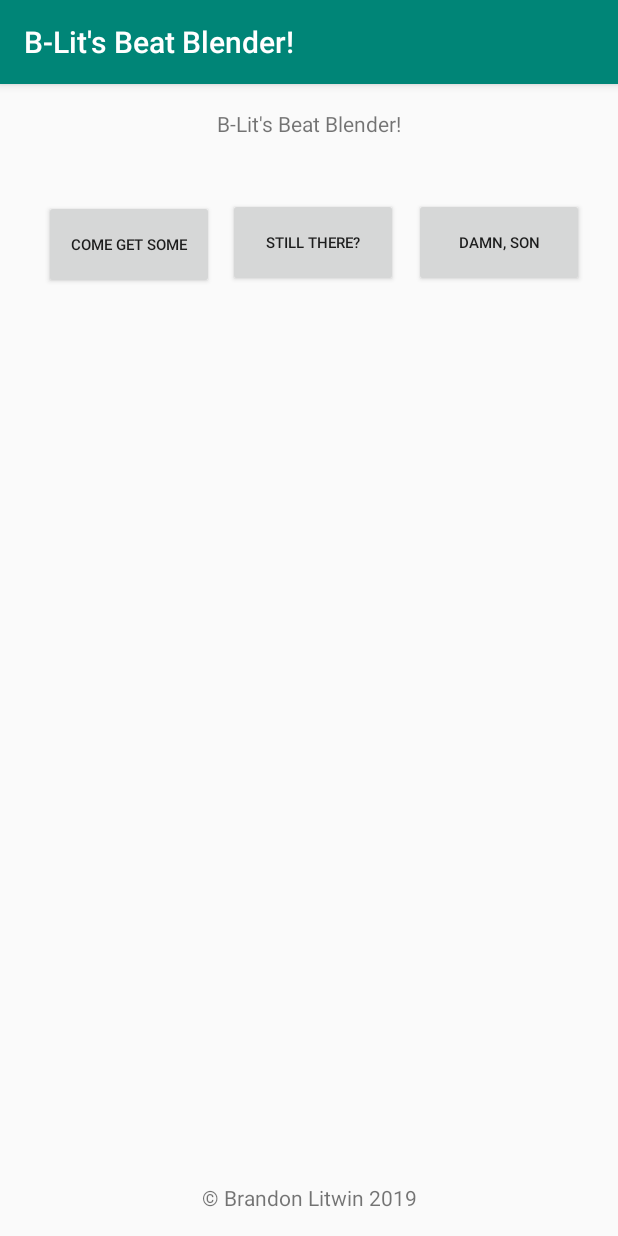
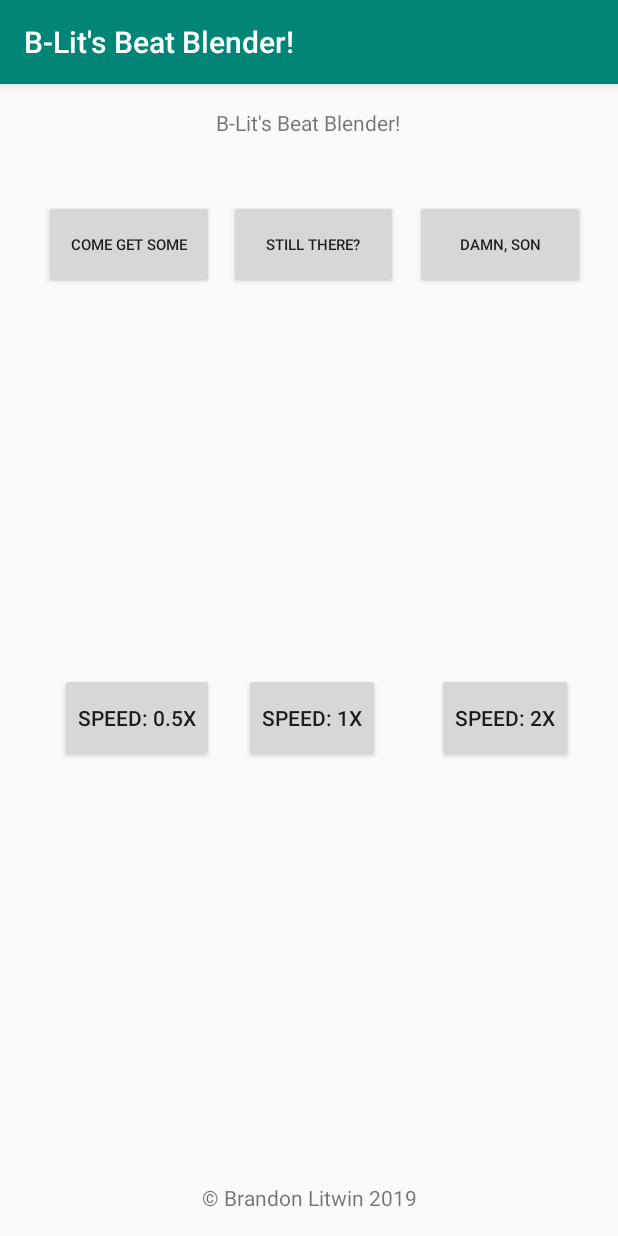
Before and after one commit to MaristGormanly/litwin-android-development, an Android app: the screen it shows after launch (MainActivity), on a phone screen of 412 x 824 dp. Run offline under Robolectric (Android 15) with nearby library versions, the phone set to English and light mode, and no system bars.

Commit message:
Change speed

```diff
--- a/Project2/app/src/main/java/blitwin/mscs722/project2/MainActivity.java
+++ b/Project2/app/src/main/java/blitwin/mscs722/project2/MainActivity.java
@@ -18,6 +18,7 @@ public class MainActivity extends AppCompatActivity {
 //    Button cgs;
 //    Button st;
     int maxStreams = 3;
+    float soundRate = 1;
 
     @Override
     protected void onCreate(Bundle savedInstanceState) {
@@ -49,15 +50,27 @@ public class MainActivity extends AppCompatActivity {
         // Play different sound depending on which button is pressed
         switch (view.getId()) {
             case R.id.come_get_some:
-                soundPool.play(cgs, 1, 1, 0, 0, 1);
+                soundPool.play(cgs, 1, 1, 0, 0, soundRate);
                 break;
             case R.id.damn_son:
-                soundPool.play(ds, 1, 1, 0, 0, 1);
+                soundPool.play(ds, 1, 1, 0, 0, soundRate);
                 break;
             case R.id.still_there:
-                soundPool.play(st, 1, 1, 0, 0, 1);
+                soundPool.play(st, 1, 1, 0, 0, soundRate);
                 break;
         }
+    }
+
+    public void speed2X(View view) {
+        soundRate = 2;
+    }
+
+    public void speed1X(View view) {
+        soundRate = 1;
+    }
+
+    public void speed05X(View view) {
+        soundRate = (float) 0.5;
     }
 
     @Override
--- a/Project2/app/src/main/res/layout/activity_main.xml
+++ b/Project2/app/src/main/res/layout/activity_main.xml
@@ -9,39 +9,39 @@
 
     <Button
         android:id="@+id/still_there"
-        android:layout_width="113sp"
+        android:layout_width="0sp"
         android:layout_height="59sp"
-        android:layout_marginStart="152dp"
-        android:layout_marginTop="76dp"
+        android:layout_marginTop="42dp"
+        android:layout_marginEnd="11dp"
+        android:onClick="playSound"
         android:text="@string/still_there"
-        android:onClick="playSound"
         android:textSize="10sp"
-        app:layout_constraintStart_toStartOf="parent"
-        app:layout_constraintTop_toTopOf="parent" />
+        app:layout_constraintEnd_toStartOf="@+id/damn_son"
+        app:layout_constraintStart_toEndOf="@+id/come_get_some"
+        app:layout_constraintTop_toBottomOf="@+id/title" />
 
     <Button
         android:id="@+id/damn_son"
-        android:layout_width="113sp"
+        android:layout_width="0sp"
         android:layout_height="59sp"
-        android:layout_marginStart="276dp"
-        android:layout_marginTop="76dp"
+        android:layout_marginEnd="22dp"
+        android:onClick="playSound"
         android:text="@string/damn_son"
-        android:onClick="playSound"
         android:textSize="10sp"
-        app:layout_constraintStart_toStartOf="parent"
-        app:layout_constraintTop_toTopOf="parent" />
+        app:layout_constraintBaseline_toBaselineOf="@+id/still_there"
+        app:layout_constraintEnd_toEndOf="parent"
+        app:layout_constraintStart_toEndOf="@+id/still_there" />
 
     <TextView
         android:id="@+id/title"
         android:layout_width="wrap_content"
         android:layout_height="wrap_content"
+        android:layout_marginStart="1dp"
+        android:layout_marginTop="16dp"
         android:gravity="center"
         android:text="@string/app_name"
-        app:layout_constraintBottom_toBottomOf="parent"
-        app:layout_constraintLeft_toLeftOf="parent"
-        app:layout_constraintRight_toRightOf="parent"
-        app:layout_constraintTop_toTopOf="parent"
-        app:layout_constraintVertical_bias="0.022" />
+        app:layout_constraintStart_toEndOf="@+id/come_get_some"
+        app:layout_constraintTop_toTopOf="parent" />
 
     <TextView
         android:id="@+id/copyright"
@@ -56,14 +56,48 @@
 
     <Button
         android:id="@+id/come_get_some"
-        android:layout_width="113sp"
+        android:layout_width="0sp"
         android:layout_height="59sp"
         android:layout_marginStart="29dp"
-        android:layout_marginTop="77dp"
+        android:layout_marginEnd="10dp"
+        android:onClick="playSound"
         android:text="@string/come_get_some"
-        android:onClick="playSound"
         android:textSize="10sp"
-        app:layout_constraintStart_toStartOf="parent"
-        app:layout_constraintTop_toTopOf="parent" />
+        app:layout_constraintBaseline_toBaselineOf="@+id/still_there"
+        app:layout_constraintEnd_toStartOf="@+id/still_there"
+        app:layout_constraintStart_toStartOf="parent" />
+
+    <Button
+        android:id="@+id/speed2x"
+        android:layout_width="0sp"
+        android:layout_height="59sp"
+        android:layout_marginStart="20sp"
+        android:layout_marginEnd="30dp"
+        android:onClick="speed2X"
+        android:text="@string/speed_2x"
+        app:layout_constraintBaseline_toBaselineOf="@+id/speed1x"
+        app:layout_constraintEnd_toEndOf="parent" />
+
+    <Button
+        android:id="@+id/speed1x"
+        android:layout_width="0sp"
+        android:layout_height="59sp"
+        android:layout_marginStart="20sp"
+        android:layout_marginBottom="316dp"
+        android:gravity="center"
+        android:onClick="speed1X"
+        android:text="@string/speed_1x"
+        app:layout_constraintBottom_toBottomOf="parent"
+        app:layout_constraintStart_toEndOf="@+id/speed05x" />
+
+    <Button
+        android:id="@+id/speed05x"
+        android:layout_width="0sp"
+        android:layout_height="59sp"
+        android:layout_marginStart="40dp"
+        android:onClick="speed05X"
+        android:text="@string/speed_0_5x"
+        app:layout_constraintBaseline_toBaselineOf="@+id/speed1x"
+        app:layout_constraintStart_toStartOf="parent" />
 
 </androidx.constraintlayout.widget.ConstraintLayout>
--- a/Project2/app/src/main/res/values/strings.xml
+++ b/Project2/app/src/main/res/values/strings.xml
@@ -4,4 +4,7 @@
     <string name="come_get_some">Come Get Some</string>
     <string name="still_there">Still there?</string>
     <string name="damn_son">Damn, Son</string>
+    <string name="speed_1x">Speed: 1X</string>
+    <string name="speed_2x">Speed: 2X</string>
+    <string name="speed_0_5x">Speed: 0.5X</string>
 </resources>
```
